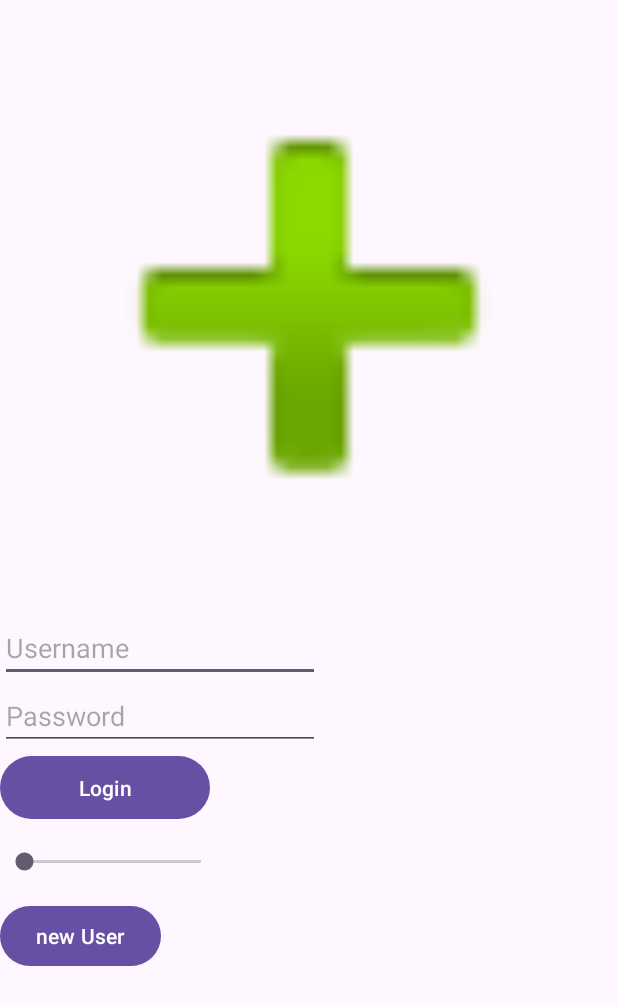
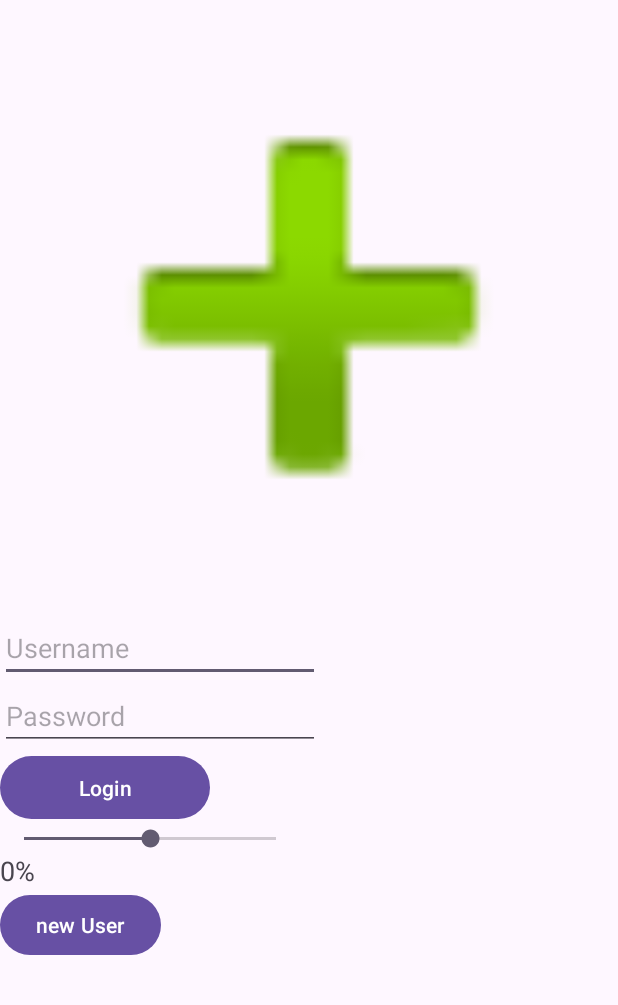
Before and after one commit to albu97/Cleansmile, an Android app: the screen it shows after launch (StartActivity), after a tap on "Login", on a phone screen of 412 x 824 dp. Shown: the top 1005 px of the screen. Run offline under Robolectric (Android 15) with nearby library versions, the phone set to English and light mode, and no system bars.

Commit message:
Zoom Versuch

```diff
--- a/app/src/main/java/com/example/cleansmile/StartActivity.java
+++ b/app/src/main/java/com/example/cleansmile/StartActivity.java
@@ -2,6 +2,7 @@ package com.example.cleansmile;
 
 import androidx.appcompat.app.AppCompatActivity;
 
+import android.content.Intent;
 import android.os.Bundle;
 import android.view.View;
 import android.widget.Button;
@@ -24,6 +25,7 @@ public class StartActivity extends AppCompatActivity {
         EditText username = findViewById(R.id.User);
         EditText password = findViewById(R.id.Password);
         Button newUser = findViewById(R.id.newUser);
+        TextView textZoom = findViewById(R.id.textZoom);
 
         String user = username.getText().toString();
         String passWord = password.getText().toString();
@@ -35,7 +37,8 @@ public class StartActivity extends AppCompatActivity {
         button.setOnClickListener(new View.OnClickListener() {
             @Override
             public void onClick(View v) {
-
+                Intent intent = new Intent(getApplicationContext(), AlterWaehlenActivity.class);
+                //String logIn = intent.getStringExtra(RealMainActivity.NAME);
             }
         });
         //Neuen User anlegen
@@ -47,21 +50,15 @@ public class StartActivity extends AppCompatActivity {
         });
         // Video: https://www.youtube.com/watch?v=dJvpDtFrk0A
         zoom.setOnSeekBarChangeListener(new SeekBar.OnSeekBarChangeListener() {
-            int pos = zoom.getVerticalScrollbarPosition();
+
             @Override
             public void onProgressChanged(SeekBar seekBar, int progress, boolean fromUser) {
-                int pos1 = seekBar.getVerticalScrollbarPosition();
-                if (pos1 != 0){
-                    int sizeTextTypeUniform = TextView.AUTO_SIZE_TEXT_TYPE_UNIFORM;
-                    double zoom = sizeTextTypeUniform * (pos/100);
-                }
+                float textSize = progress * 1.5f;
+                textZoom.setTextSize(textSize);
             }
 
             @Override
             public void onStartTrackingTouch(SeekBar seekBar) {
-                Toast.makeText(StartActivity.this, pos + "%", Toast.LENGTH_SHORT).show();
-
-
             }
 
             @Override
--- a/app/src/main/res/layout/activity_main.xml
+++ b/app/src/main/res/layout/activity_main.xml
@@ -6,7 +6,6 @@
     android:layout_height="match_parent"
     tools:context=".StartActivity">
 
-//test
     <Button
         android:id="@+id/Button"
         android:layout_width="140dp"
@@ -17,10 +16,21 @@
 
     <SeekBar
         android:id="@+id/zoom"
-        android:layout_width="150dp"
-        android:layout_height="50dp"
+        android:layout_width="200dp"
+        android:layout_height="wrap_content"
         android:layout_row="4"
-        android:layout_column="0"/>
+        android:layout_column="0"
+        android:max="100"
+        android:progress="50"/>
+
+    <TextView
+        android:id="@+id/textZoom"
+        android:layout_width="200dp"
+        android:layout_height="wrap_content"
+        android:layout_row="5"
+        android:layout_column="0"
+        android:text="0%"
+        android:textSize="18sp"/>
 
     <ImageView
         android:id="@+id/imageView"
@@ -54,7 +64,7 @@
         android:id="@+id/newUser"
         android:layout_width="wrap_content"
         android:layout_height="wrap_content"
-        android:layout_row="5"
+        android:layout_row="6"
         android:layout_column="0"
         android:text="new User" />
 
```
